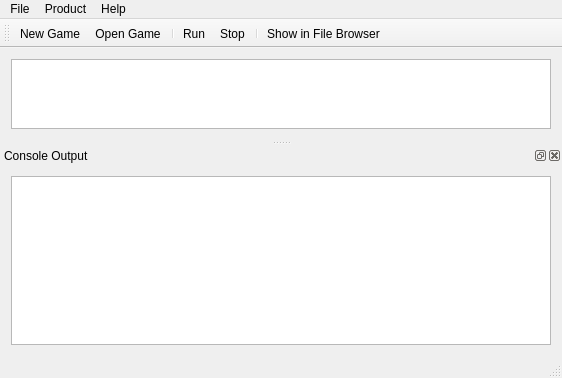
The window that src/mainwindow.ui (ricardoquesada/cocos2d-console-gui) describes before a commit, drawn with Qt 5.
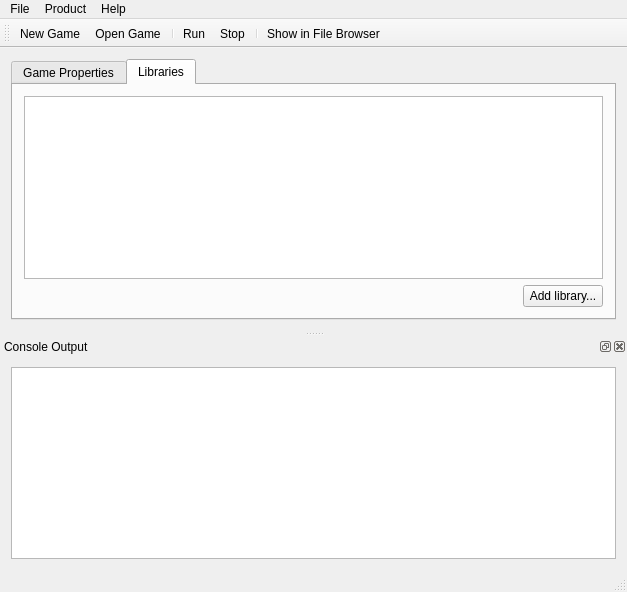
The same window after the commit. The open tabs and pages were chosen to show the change. Icons and pictures are not drawn.

```diff
--- a/src/mainwindow.ui
+++ b/src/mainwindow.ui
@@ -6,14 +6,62 @@
    <rect>
     <x>0</x>
     <y>0</y>
-    <width>562</width>
-    <height>378</height>
+    <width>627</width>
+    <height>592</height>
    </rect>
   </property>
   <widget class="QWidget" name="centralWidget">
-   <layout class="QVBoxLayout" name="verticalLayout">
+   <layout class="QVBoxLayout" name="verticalLayout_3">
     <item>
-     <widget class="QListWidget" name="listWidget"/>
+     <widget class="QTabWidget" name="tabWidget">
+      <property name="currentIndex">
+       <number>0</number>
+      </property>
+      <widget class="QWidget" name="tab_3">
+       <attribute name="title">
+        <string>Game Properties</string>
+       </attribute>
+       <layout class="QVBoxLayout" name="verticalLayout">
+        <item>
+         <widget class="QTableView" name="tableView"/>
+        </item>
+       </layout>
+      </widget>
+      <widget class="QWidget" name="tab_4">
+       <attribute name="title">
+        <string>Libraries</string>
+       </attribute>
+       <layout class="QVBoxLayout" name="verticalLayout_4">
+        <item>
+         <widget class="QTableView" name="tableView_2"/>
+        </item>
+        <item>
+         <layout class="QHBoxLayout" name="horizontalLayout">
+          <item>
+           <spacer name="horizontalSpacer">
+            <property name="orientation">
+             <enum>Qt::Horizontal</enum>
+            </property>
+            <property name="sizeHint" stdset="0">
+             <size>
+              <width>40</width>
+              <height>20</height>
+             </size>
+            </property>
+           </spacer>
+          </item>
+          <item>
+           <widget class="QPushButton" name="pushButton">
+            <property name="text">
+             <string>Add library...</string>
+            </property>
+           </widget>
+          </item>
+         </layout>
+        </item>
+       </layout>
+      </widget>
+     </widget>
     </item>
    </layout>
   </widget>
@@ -22,7 +70,7 @@
     <rect>
      <x>0</x>
      <y>0</y>
-     <width>562</width>
+     <width>627</width>
      <height>22</height>
     </rect>
    </property>
```
Left out of the diff: 12 changed lines with no effect on the pictures.
